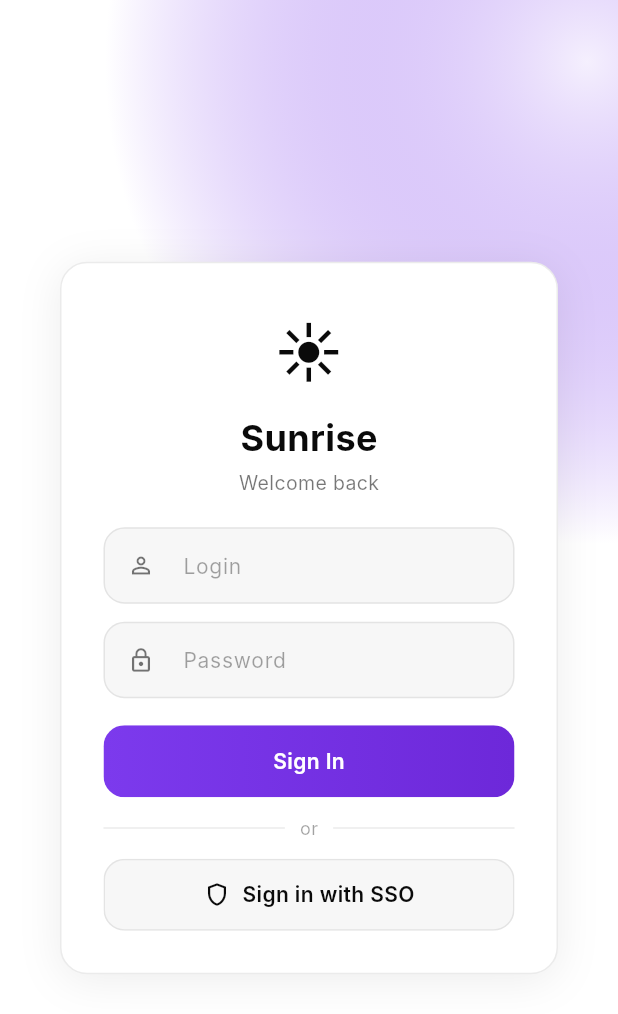
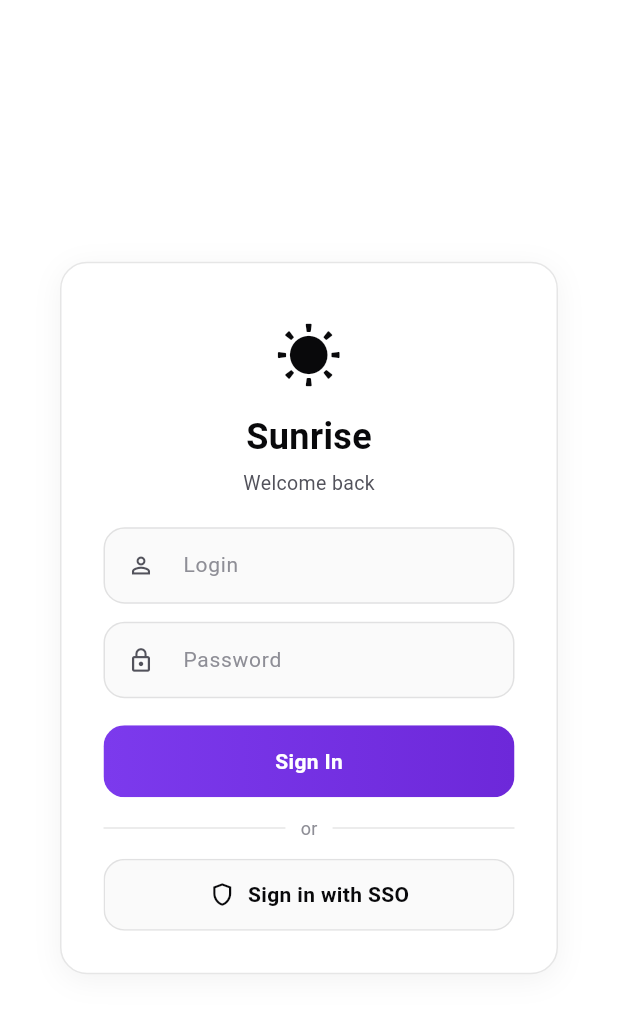
Before and after one commit to supm1ner/fhdsajlfjlflhf12i3pupi21u32pids, a Flutter app: the screen it shows after launch, on a phone screen of 412 x 824 dp. Shown: the top 1014 px of the screen. Run offline on Flutter 3.47's test engine with Material 3 defaults, Android fonts, the phone set to English and light mode, and no system bars; our stand-ins replace camera, image_picker, permission_handler; missing offline and left inert: flutter_webrtc, livekit_client, record, window_manager; Roboto replaces fonts that are missing (Inter); project files that could hold a hidden picture were left out.

Commit message:
style(flutter): cotton minimalism, v0 message bubbles, desktop window
- Theme: exact cotton tokens (crisp near-black text, hairline borders, subtle
  shadow), system font, no decorative gradient — strict minimalism. Adds cotton
  radii + borderStrong.
- Message bubbles redone in a v0 style: soft 18px corners with a small tail on
  the sender side; own = solid violet, other = light surface + hairline border;
  time is a small right-aligned meta line.
- Desktop: window_manager sets a default (1120x740) and minimum (720x520) window
  size and centers it on macOS/Windows/Linux (guarded via defaultTargetPlatform
  so web/mobile are unaffected). README documents desktop build.

Not compiled here (no Flutter SDK); written against the package APIs.

Co-Authored-By: Claude Opus 4.8 <noreply@anthropic.com>
Claude-Session: https://claude.ai/code/session_015jx4iYN2DJgx8ToXSPxduN

```diff
--- a/flutter_app/lib/src/theme/glass_theme.dart
+++ b/flutter_app/lib/src/theme/glass_theme.dart
@@ -1,43 +1,44 @@
 import 'package:flutter/material.dart';
 
-/// Minimalist light palette — white/black with a violet accent.
+/// Minimalist cotton palette — white/black with a single violet accent (matches the SSO).
 class Palette {
   static const accent = Color(0xFF7C3AED);
   static const accent2 = Color(0xFF6D28D9);
 
   static const bg = Color(0xFFFFFFFF);
-  static const surface = Color(0xFFF7F7F8);
-  static const surfaceHover = Color(0x0D000000); // 5% black
+  static const surface = Color(0xFFFAFAFA);
+  static const surfaceHover = Color(0xFFF4F4F5);
 
-  static const textPrimary = Color(0xFF0A0A0A);
-  static const textSecondary = Color(0x8F0A0A0A); // 56%
-  static const textTertiary = Color(0x610A0A0A); // 38%
+  static const textPrimary = Color(0xFF09090B); // crisp near-black
+  static const textSecondary = Color(0xFF52525B);
+  static const textTertiary = Color(0xFF8E8E96);
 
-  static const border = Color(0x14000000); // 8% black
-  static const danger = Color(0xFFEF4444);
-  static const success = Color(0xFF22C55E);
+  static const border = Color(0x1A09090B); // ~10% black hairline
+  static const borderStrong = Color(0x2E09090B); // ~18% black
+  static const danger = Color(0xFFB91C1C);
+  static const success = Color(0xFF15803D);
 
-  // Immersive dark surface for the call screen (stays dark like Telegram).
-  static const callBg = Color(0xFF0B0B12);
+  // Radii (cotton).
+  static const rSm = 10.0;
+  static const rMd = 13.0;
+  static const rLg = 18.0;
+
+  // Immersive dark surface for the call / recorder screens.
+  static const callBg = Color(0xFF09090B);
 
   // Backwards-compatible aliases used across widgets.
-  static const glassFill = Color(0x08000000); // 3% black
-  static const glassFillStrong = Color(0x14000000); // 8% black
+  static const glassFill = surface;
+  static const glassFillStrong = surfaceHover;
   static const glassBorder = border;
   static const bg0 = bg;
   static const bg1 = surface;
 
   static const cardShadow = [
-    BoxShadow(color: Color(0x12000000), blurRadius: 24, offset: Offset(0, 4)),
+    BoxShadow(color: Color(0x0D09090B), blurRadius: 16, offset: Offset(0, 4)),
   ];
 
-  /// Near-white backdrop with a faint violet glow in the corner.
-  static const backdrop = RadialGradient(
-    center: Alignment(0.9, -0.9),
-    radius: 1.3,
-    colors: [Color(0x147C3AED), bg],
-    stops: [0.0, 0.6],
-  );
+  /// Plain background (strict minimalism — no decorative gradient).
+  static const backdrop = LinearGradient(colors: [bg, bg]);
 }
 
 ThemeData buildGlassTheme() {
@@ -54,8 +55,8 @@ ThemeData buildGlassTheme() {
     textTheme: base.textTheme.apply(
       bodyColor: Palette.textPrimary,
       displayColor: Palette.textPrimary,
-      fontFamily: 'Inter',
     ),
     splashFactory: InkRipple.splashFactory,
+    dividerColor: Palette.border,
   );
 }
--- a/flutter_app/pubspec.yaml
+++ b/flutter_app/pubspec.yaml
@@ -20,6 +20,7 @@ dependencies:
   image_picker: ^1.1.2         # photo attachments
   path_provider: ^2.1.3        # temp paths for recordings
   permission_handler: ^11.3.1  # camera/microphone permissions
+  window_manager: ^0.4.2       # desktop window sizing (macOS/Windows/Linux)
 
 dev_dependencies:
   flutter_lints: ^3.0.0
```
Also changed, not shown: flutter_app/lib/main.dart (+27 -1 lines), flutter_app/lib/src/widgets/message_bubble.dart (+19 -7 lines), 1 other file.
